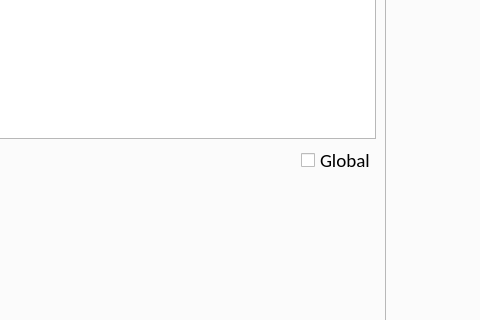
The window that Resources/UI/blits.ui (ubenu/Blits) describes before a commit, drawn with Qt 5; both pictures show x 176 to 656 and y 264 to 584 of the 1129 by 802 pixel window.
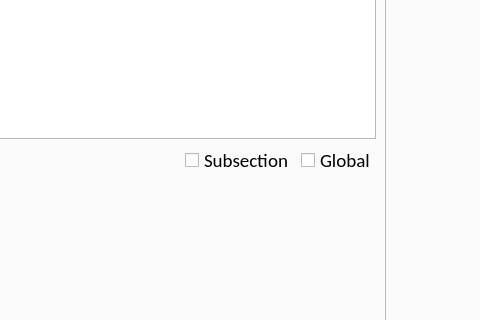
The same window after the commit. Icons and pictures are not drawn.

Commit message:
Almost finished the subsection bit
Still needs to take into account which axis is restricted (now works
when not showing on other axis).  Also: fitted curve needs to be
restricted to the selected area.

```diff
--- a/Resources/UI/blits.ui
+++ b/Resources/UI/blits.ui
@@ -122,6 +122,19 @@
                </property>
               </widget>
              </item>
+             <item>
+              <widget class="QCheckBox" name="chk_subsection">
+               <property name="font">
+                <font>
+                 <family>Calibri</family>
+                 <pointsize>14</pointsize>
+                </font>
+               </property>
+               <property name="text">
+                <string>Subsection</string>
+               </property>
+              </widget>
+             </item>
              <item>
               <widget class="QCheckBox" name="chk_global">
                <property name="font">
```
The commit also changes 244 other files.
